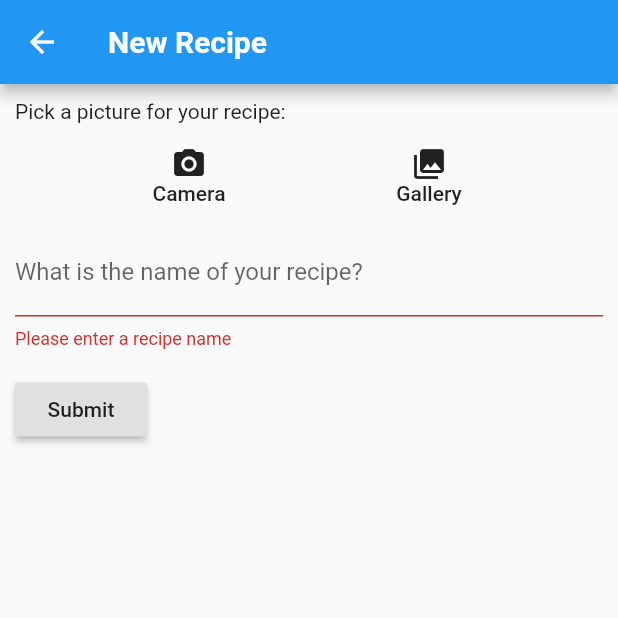
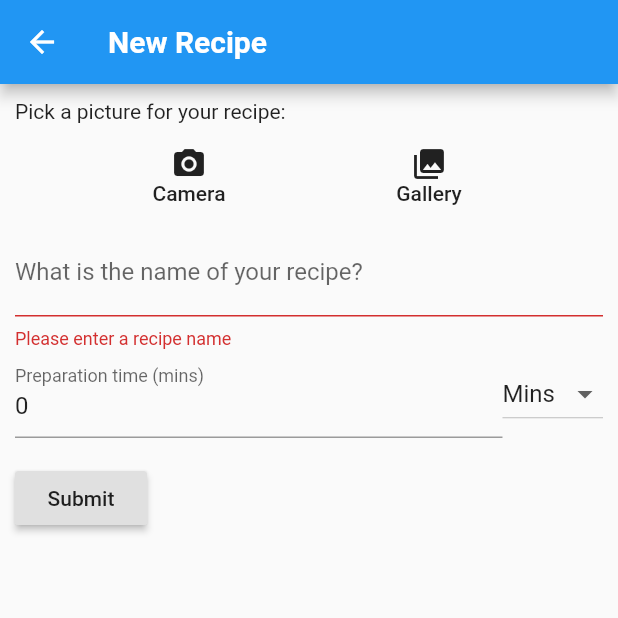
Before and after one commit to Lith1um/Cook., a Flutter app: the NewRecipePage screen opened directly, after a tap on "Submit", on a phone screen of 412 x 824 dp, the top half of it. Run offline on Flutter 3.47's test engine with Material 2 defaults, Android fonts, the phone set to English and light mode, and no system bars; our stand-ins replace cloud_firestore, firebase_storage, image_cropper, image_picker; accounts and stored records are empty.

Commit message:
start fleshing out form

```diff
--- a/lib/pages/new-recipe-page.dart
+++ b/lib/pages/new-recipe-page.dart
@@ -16,7 +16,9 @@ class NewRecipePage extends StatelessWidget {
           ),
         ),
       ),
-      body: RecipeForm(),
+      body: SafeArea(
+        child: RecipeForm(),
+      )
     );
   }
 }
--- /dev/null
+++ b/lib/widgets/inputs/input-number.dart
@@ -0,0 +1,37 @@
+// Libs
+import 'package:flutter/material.dart';
+import 'package:flutter/services.dart';
+
+class InputNumber extends StatelessWidget {
+  final TextEditingController inputController;
+  final String label;
+  final bool isRequired;
+  final String requiredMessage;
+
+  const InputNumber({
+    @required this.inputController,
+    @required this.label,
+    this.isRequired = false,
+    this.requiredMessage = 'This field is required'
+  });
+
+  @override
+  Widget build(BuildContext context) {
+    return TextFormField(
+      controller: inputController,
+      keyboardType: TextInputType.number,
+      inputFormatters: <TextInputFormatter>[
+        WhitelistingTextInputFormatter.digitsOnly
+      ],
+      decoration: InputDecoration(
+        labelText: label
+      ),
+      validator: (value) {
+        if (isRequired && value.isEmpty) {
+          return requiredMessage;
+        }
+        return null;
+      },
+    );
+  }
+}
--- /dev/null
+++ b/lib/widgets/inputs/input-time.dart
@@ -0,0 +1,85 @@
+import 'package:cook/widgets/inputs/input-number.dart';
+import 'package:flutter/material.dart';
+
+class TimeOption {
+  final String type;
+  final int multiplier;
+
+  TimeOption(this.type, this.multiplier);
+
+  static List<TimeOption> getTimeOptions() {
+    return <TimeOption>[
+      TimeOption('Mins', 1),
+      TimeOption('Hours', 60),
+    ];
+  }
+}
+
+class InputTime extends StatefulWidget {
+  final TextEditingController controller;
+  final String label;
+  final bool isRequired;
+  final String requiredMessage;
+
+  const InputTime({
+    @required this.controller,
+    @required this.label,
+    this.isRequired = false,
+    this.requiredMessage = 'This field is required'
+  });
+
+  @override
+  _InputTimeState createState() => _InputTimeState();
+}
+
+class _InputTimeState extends State<InputTime> {
+  List<TimeOption> _options = TimeOption.getTimeOptions();
+  List<DropdownMenuItem<TimeOption>> _dropdownMenuItems;
+  TimeOption _selectedOption;
+
+  @override
+  void initState() {
+    _dropdownMenuItems = buildDropdownMenuItems(_options);
+    _selectedOption = _dropdownMenuItems[0].value;
+    super.initState();
+  }
+
+  List<DropdownMenuItem<TimeOption>> buildDropdownMenuItems(List options) {
+    List<DropdownMenuItem<TimeOption>> items = List();
+
+    for (TimeOption option in options) {
+      items.add(
+        DropdownMenuItem(
+          value: option,
+          child: Text(option.type)
+        )
+      );
+    }
+    return items;
+  }
+
+  void onChangeDropdownItem(TimeOption option) {
+    setState(() {
+      _selectedOption = option;
+    });
+  }
+
+  @override
+  Widget build(BuildContext context) {
+    return Row(
+      children: <Widget>[
+        Expanded(
+          child: InputNumber(
+            inputController: widget.controller,
+            label: widget.label,
+          ),
+        ),
+        DropdownButton(
+          value: _selectedOption,
+          items: _dropdownMenuItems,
+          onChanged: onChangeDropdownItem
+        )
+      ],
+    );
+  }
+}
--- a/lib/widgets/recipe-form.dart
+++ b/lib/widgets/recipe-form.dart
@@ -1,13 +1,15 @@
 // Libs
 import 'dart:io';
 import 'package:flutter/material.dart';
-import 'package:flutter/services.dart';
 import 'package:image_cropper/image_cropper.dart';
 import 'package:image_picker/image_picker.dart';
 
 // Services
 import 'package:cook/services/recipe-upload.dart';
 import 'package:cook/services/recipe-picture-upload.dart';
+
+// Widgets
+import 'package:cook/widgets/inputs/input-time.dart';
 
 // Models
 import 'package:cook/models/recipe.dart';
@@ -20,6 +22,7 @@ class RecipeForm extends StatefulWidget {
 class _RecipeFormState extends State<RecipeForm> {
   final _formKey = GlobalKey<FormState>();
   final _recipeNameController = TextEditingController();
+  final _prepTimeController = TextEditingController(text: '0');
 
   File _imageFile;
 
@@ -152,6 +155,10 @@ class _RecipeFormState extends State<RecipeForm> {
                       return null;
                     },
                   ),
+                  InputTime(
+                    controller: _prepTimeController,
+                    label: 'Preparation time (mins)',
+                  ),
                   Padding(
                     padding: const EdgeInsets.symmetric(vertical: 16.0),
                     child: RaisedButton(
```
